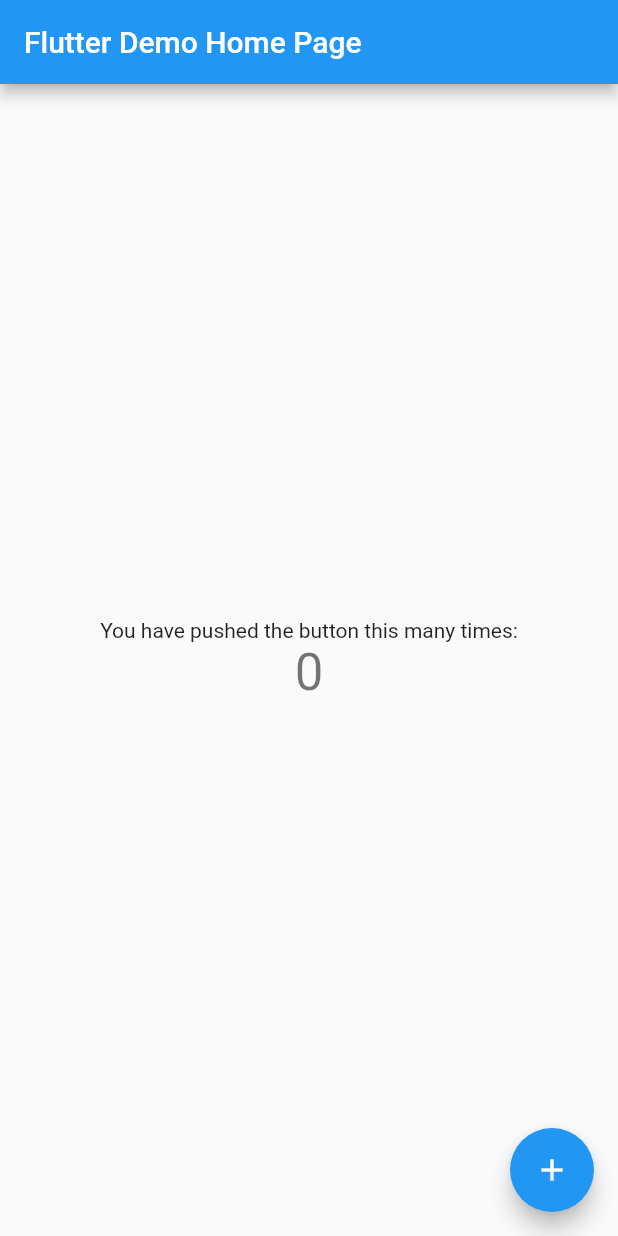
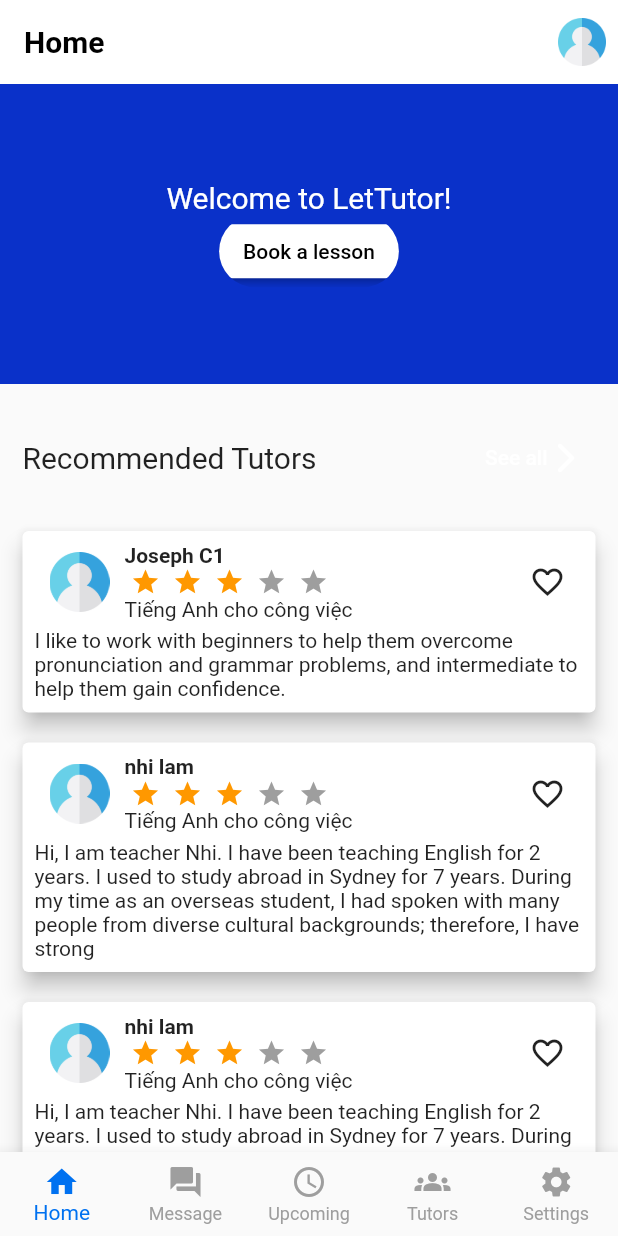
Before and after one commit to Hyu183/my_lettutor_app, a Flutter app: the screen it shows after launch, on a phone screen of 412 x 824 dp. Run offline on Flutter 3.47's test engine with Material 2 defaults, Android fonts, the phone set to English and light mode, and no system bars; drawn by our look-alikes of flutter_rating_bar.

Commit message:
setup basic pages

```diff
--- /dev/null
+++ b/lib/authentication/login.dart
@@ -0,0 +1,10 @@
+import 'package:flutter/material.dart';
+
+class Login extends StatelessWidget {
+  const Login({Key? key}) : super(key: key);
+
+  @override
+  Widget build(BuildContext context) {
+    return Container();
+  }
+}
--- /dev/null
+++ b/lib/authentication/signup.dart
@@ -0,0 +1,10 @@
+import 'package:flutter/material.dart';
+
+class Signup extends StatelessWidget {
+  const Signup({Key? key}) : super(key: key);
+
+  @override
+  Widget build(BuildContext context) {
+    return Container();
+  }
+}
--- /dev/null
+++ b/lib/home/chat/messages.dart
@@ -0,0 +1,20 @@
+import 'package:flutter/material.dart';
+
+class Messages extends StatelessWidget {
+  const Messages({Key? key}) : super(key: key);
+
+  @override
+  Widget build(BuildContext context) {
+    return Scaffold(
+      appBar: AppBar(
+        elevation: 0,
+        title: const Text(
+          'Chats',
+          style: TextStyle(
+            fontWeight: FontWeight.bold,
+          ),
+        ),
+      ),
+    );
+  }
+}
--- /dev/null
+++ b/lib/home/home_page/home_page.dart
@@ -0,0 +1,89 @@
+import 'package:flutter/material.dart';
+
+import 'package:my_lettutor_app/models/teacher.dart';
+import 'package:my_lettutor_app/widgets/teacher_card.dart';
+
+class HomePage extends StatelessWidget {
+  const HomePage({Key? key}) : super(key: key);
+
+  @override
+  Widget build(BuildContext context) {
+    return Scaffold(
+      appBar: AppBar(
+        elevation: 0,
+        title: const Text(
+          'Home',
+          style: TextStyle(
+            fontWeight: FontWeight.bold,
+          ),
+        ),
+        actions: [
+          IconButton(
+              onPressed: () {},
+              icon: CircleAvatar(
+                child: Image.asset('assets/images/user.png'),
+              )),
+        ],
+      ),
+      body: SingleChildScrollView(
+        child: Column(
+          children: [
+            Container(
+              height: 200,
+              width: double.infinity,
+              color: const Color(0xFF0A31C9),
+              //   alignment: Alignment.center,
+              child: Column(
+                mainAxisAlignment: MainAxisAlignment.center,
+                crossAxisAlignment: CrossAxisAlignment.center,
+                children: [
+                  const Text(
+                    'Welcome to LetTutor!',
+                    style: TextStyle(color: Colors.white, fontSize: 20),
+                  ),
+                  ClipRRect(
+                    borderRadius: BorderRadius.circular(50),
+                    child: ElevatedButton(
+                      onPressed: () {},
+                      child: const Text('Book a lesson'),
+                    ),
+                  ),
+                ],
+              ),
+            ),
+            const SizedBox(
+              height: 10,
+            ),
+            Padding(
+              padding: const EdgeInsets.all(15.0),
+              child: Row(
+                mainAxisAlignment: MainAxisAlignment.spaceBetween,
+                children: [
+                  const Text('Recommended Tutors',
+                      style: TextStyle(fontSize: 20)),
+                  TextButton(
+                    onPressed: () {},
+                    child: Row(
+                      children: const [
+                        Text('See all'),
+                        Icon(Icons.arrow_forward_ios_rounded),
+                      ],
+                    ),
+                  ),
+                ],
+              ),
+            ),
+            Padding(
+              padding: const EdgeInsets.symmetric(horizontal: 15.0),
+              child: Column(
+                children: teacherList.map((teacher) {
+                  return TeacherCard(teacher: teacher);
+                }).toList(),
+              ),
+            ),
+          ],
+        ),
+      ),
+    );
+  }
+}
--- /dev/null
+++ b/lib/home/profile/profile.dart
@@ -0,0 +1,13 @@
+
+import 'package:flutter/material.dart';
+
+class Profile extends StatelessWidget {
+  const Profile({ Key? key }) : super(key: key);
+
+  @override
+  Widget build(BuildContext context) {
+    return Container(
+
+    );
+  }
+}
--- /dev/null
+++ b/lib/home/profile/settings.dart
@@ -0,0 +1,20 @@
+import 'package:flutter/material.dart';
+
+class Settings extends StatelessWidget {
+  const Settings({Key? key}) : super(key: key);
+
+  @override
+  Widget build(BuildContext context) {
+    return Scaffold(
+      appBar: AppBar(
+        elevation: 0,
+        title: const Text(
+          'Settings',
+          style: TextStyle(
+            fontWeight: FontWeight.bold,
+          ),
+        ),
+      ),
+    );
+  }
+}
--- /dev/null
+++ b/lib/home/tabs_page.dart
@@ -0,0 +1,77 @@
+import 'package:flutter/cupertino.dart';
+import 'package:flutter/material.dart';
+
+import 'package:my_lettutor_app/home/chat/messages.dart';
+import 'package:my_lettutor_app/home/home_page/home_page.dart';
+import 'package:my_lettutor_app/home/profile/settings.dart';
+import 'package:my_lettutor_app/home/teacher_list/tutors.dart';
+import 'package:my_lettutor_app/home/upcoming/upcomming.dart';
+
+class TabsPage extends StatefulWidget {
+  const TabsPage({Key? key}) : super(key: key);
+
+  @override
+  _TabsPageState createState() => _TabsPageState();
+}
+
+class _TabsPageState extends State<TabsPage> {
+  int _selectedIndex = 0;
+
+  final List<Map<String, Object>> _pages = [
+    {'title': 'Home', 'page': const HomePage()},
+    {'title': 'Chats', 'page': const Messages()},
+    {'title': 'Upcoming', 'page': const Upcomming()},
+    {'title': 'Tutors', 'page': const Tutors()},
+    {'title': 'Settings', 'page': const Settings()},
+  ];
+
+  @override
+  Widget build(BuildContext context) {
+    return Scaffold(
+      body: _pages[_selectedIndex]['page'] as Widget,
+      bottomNavigationBar: BottomNavigationBar(
+        currentIndex: _selectedIndex,
+        selectedItemColor: const Color(0xFF0071F0),
+        unselectedItemColor: Colors.grey,
+        type: BottomNavigationBarType.fixed,
+        onTap: (index) {
+          setState(() {
+            _selectedIndex = index;
+          });
+        },
+        items: const [
+          BottomNavigationBarItem(
+            icon: Icon(
+              Icons.home,
+            ),
+            label: 'Home',
+          ),
+          BottomNavigationBarItem(
+            icon: Icon(
+              Icons.question_answer,
+            ),
+            label: 'Message',
+          ),
+          BottomNavigationBarItem(
+            icon: Icon(
+              Icons.schedule,
+            ),
+            label: 'Upcoming',
+          ),
+          BottomNavigationBarItem(
+            icon: Icon(
+              Icons.groups,
+            ),
+            label: 'Tutors',
+          ),
+          BottomNavigationBarItem(
+            icon: Icon(
+              Icons.settings,
+            ),
+            label: 'Settings',
+          ),
+        ],
+      ),
+    );
+  }
+}
--- /dev/null
+++ b/lib/home/teacher_list/tutors.dart
@@ -0,0 +1,20 @@
+import 'package:flutter/material.dart';
+
+class Tutors extends StatelessWidget {
+  const Tutors({Key? key}) : super(key: key);
+
+  @override
+  Widget build(BuildContext context) {
+    return Scaffold(
+      appBar: AppBar(
+        elevation: 0,
+        title: const Text(
+          'Tutors',
+          style: TextStyle(
+            fontWeight: FontWeight.bold,
+          ),
+        ),
+      ),
+    );
+  }
+}
--- /dev/null
+++ b/lib/home/upcoming/upcomming.dart
@@ -0,0 +1,20 @@
+import 'package:flutter/material.dart';
+
+class Upcomming extends StatelessWidget {
+  const Upcomming({Key? key}) : super(key: key);
+
+  @override
+  Widget build(BuildContext context) {
+    return Scaffold(
+      appBar: AppBar(
+        elevation: 0,
+        title: const Text(
+          'Upcoming',
+          style: TextStyle(
+            fontWeight: FontWeight.bold,
+          ),
+        ),
+      ),
+    );
+  }
+}
--- a/lib/main.dart
+++ b/lib/main.dart
@@ -1,115 +1,40 @@
 import 'package:flutter/material.dart';
+import 'package:my_lettutor_app/home/tabs_page.dart';
+
+// import 'package:my_lettutor_app/pages/my_home_page.dart';
 
 void main() {
   runApp(const MyApp());
 }
 
+const MaterialColor white = MaterialColor(
+  0xFFFFFFFF,
+  <int, Color>{
+    50: Color(0xFFFFFFFF),
+    100: Color(0xFFFFFFFF),
+    200: Color(0xFFFFFFFF),
+    300: Color(0xFFFFFFFF),
+    400: Color(0xFFFFFFFF),
+    500: Color(0xFFFFFFFF),
+    600: Color(0xFFFFFFFF),
+    700: Color(0xFFFFFFFF),
+    800: Color(0xFFFFFFFF),
+    900: Color(0xFFFFFFFF),
+  },
+);
+
 class MyApp extends StatelessWidget {
   const MyApp({Key? key}) : super(key: key);
 
-  // This widget is the root of your application.
   @override
   Widget build(BuildContext context) {
     return MaterialApp(
-      title: 'Flutter Demo',
+      title: 'LetTutor',
       theme: ThemeData(
-        // This is the theme of your application.
-        //
-        // Try running your application with "flutter run". You'll see the
-        // application has a blue toolbar. Then, without quitting the app, try
-        // changing the primarySwatch below to Colors.green and then invoke
-        // "hot reload" (press "r" in the console where you ran "flutter run",
-        // or simply save your changes to "hot reload" in a Flutter IDE).
-        // Notice that the counter didn't reset back to zero; the application
-        // is not restarted.
-        primarySwatch: Colors.blue,
+        primarySwatch: white,
       ),
-      home: const MyHomePage(title: 'Flutter Demo Home Page'),
+      home: const TabsPage(),
+      debugShowCheckedModeBanner: false,
     );
   }
 }
-
-class MyHomePage extends StatefulWidget {
-  const MyHomePage({Key? key, required this.title}) : super(key: key);
-
-  // This widget is the home page of your application. It is stateful, meaning
-  // that it has a State object (defined below) that contains fields that affect
-  // how it looks.
-
-  // This class is the configuration for the state. It holds the values (in this
-  // case the title) provided by the parent (in this case the App widget) and
-  // used by the build method of the State. Fields in a Widget subclass are
-  // always marked "final".
-
-  final String title;
-
-  @override
-  State<MyHomePage> createState() => _MyHomePageState();
-}
-
-class _MyHomePageState extends State<MyHomePage> {
-  int _counter = 0;
-
-  void _incrementCounter() {
-    setState(() {
-      // This call to setState tells the Flutter framework that something has
-      // changed in this State, which causes it to rerun the build method below
-      // so that the display can reflect the updated values. If we changed
-      // _counter without calling setState(), then the build method would not be
-      // called again, and so nothing would appear to happen.
-      _counter++;
-    });
-  }
-
-  @override
-  Widget build(BuildContext context) {
-    // This method is rerun every time setState is called, for instance as done
-    // by the _incrementCounter method above.
-    //
-    // The Flutter framework has been optimized to make rerunning build methods
-    // fast, so that you can just rebuild anything that needs updating rather
-    // than having to individually change instances of widgets.
-    return Scaffold(
-      appBar: AppBar(
-        // Here we take the value from the MyHomePage object that was created by
-        // the App.build method, and use it to set our appbar title.
-        title: Text(widget.title),
-      ),
-      body: Center(
-        // Center is a layout widget. It takes a single child and positions it
-        // in the middle of the parent.
-        child: Column(
-          // Column is also a layout widget. It takes a list of children and
-          // arranges them vertically. By default, it sizes itself to fit its
-          // children horizontally, and tries to be as tall as its parent.
-          //
-          // Invoke "debug painting" (press "p" in the console, choose the
-          // "Toggle Debug Paint" action from the Flutter Inspector in Android
-          // Studio, or the "Toggle Debug Paint" command in Visual Studio Code)
-          // to see the wireframe for each widget.
-          //
-          // Column has various properties to control how it sizes itself and
-          // how it positions its children. Here we use mainAxisAlignment to
-          // center the children vertically; the main axis here is the vertical
-          // axis because Columns are vertical (the cross axis would be
-          // horizontal).
-          mainAxisAlignment: MainAxisAlignment.center,
-          children: <Widget>[
-            const Text(
-              'You have pushed the button this many times:',
-            ),
-            Text(
-              '$_counter',
-              style: Theme.of(context).textTheme.headline4,
-            ),
-          ],
-        ),
-      ),
-      floatingActionButton: FloatingActionButton(
-        onPressed: _incrementCounter,
-        tooltip: 'Increment',
-        child: const Icon(Icons.add),
-      ), // This trailing comma makes auto-formatting nicer for build methods.
-    );
-  }
-}
--- /dev/null
+++ b/lib/models/teacher.dart
@@ -0,0 +1,98 @@
+class Teacher {
+  final String id = '';
+  final String name;
+  final double rating;
+  final List<String> specialities;
+  final String description;
+  final String imageUrl = '';
+
+  Teacher(
+      {required this.name,
+      required this.rating,
+      required this.specialities,
+      required this.description});
+}
+
+List<Teacher> get list {
+  return teacherList;
+}
+
+List<Teacher> teacherList = [
+  Teacher(
+    name: 'Joseph C1',
+    rating: 5,
+    specialities: [
+      'Tiếng Anh cho công việc',
+      'TOEIC',
+      'Tiếng Anh cho trẻ em',
+    ],
+    description:
+        'I like to work with beginners to help them overcome pronunciation and grammar problems, and intermediate to help them gain confidence.',
+  ),
+  Teacher(
+    name: 'nhi lam',
+    rating: 5,
+    specialities: [
+      'Tiếng Anh cho công việc',
+      'TOEIC',
+      'Tiếng Anh cho trẻ em',
+    ],
+    description:
+        'Hi, I am teacher Nhi. I have been teaching English for 2 years. I used to study abroad in Sydney for 7 years. During my time as an overseas student, I had spoken with many people from diverse cultural backgrounds; therefore, I have strong',
+  ),
+  Teacher(
+    name: 'nhi lam',
+    rating: 5,
+    specialities: [
+      'Tiếng Anh cho công việc',
+      'TOEIC',
+      'Tiếng Anh cho trẻ em',
+    ],
+    description:
+        'Hi, I am teacher Nhi. I have been teaching English for 2 years. I used to study abroad in Sydney for 7 years. During my time as an overseas student, I had spoken with many people from diverse cultural backgrounds; therefore, I have strong',
+  ),
+  Teacher(
+    name: 'nhi lam',
+    rating: 5,
+    specialities: [
+      'Tiếng Anh cho công việc',
+      'TOEIC',
+      'Tiếng Anh cho trẻ em',
+    ],
+    description:
+        'Hi, I am teacher Nhi. I have been teaching English for 2 years. I used to study abroad in Sydney for 7 years. During my time as an overseas student, I had spoken with many people from diverse cultural backgrounds; therefore, I have strong',
+  ),
+  Teacher(
+    name: 'nhi lam',
+    rating: 5,
+    specialities: [
+      'Tiếng Anh cho công việc',
+      'TOEIC',
+      'Tiếng Anh cho trẻ em',
+    ],
+    description:
+        'Hi, I am teacher Nhi. I have been teaching English for 2 years. I used to study abroad in Sydney for 7 years. During my time as an overseas student, I had spoken with many people from diverse cultural backgrounds; therefore, I have strong',
+  ),
+  Teacher(
+    name: 'nhi lam',
+    rating: 5,
+    specialities: [
+      'Tiếng Anh cho công việc',
+      'TOEIC',
+      'Tiếng Anh cho trẻ em',
+    ],
+    description:
+        'Hi, I am teacher Nhi. I have been teaching English for 2 years. I used to study abroad in Sydney for 7 years. During my time as an overseas student, I had spoken with many people from diverse cultural backgrounds; therefore, I have strong',
+  ),
+  Teacher(
+    name: 'nhi lam',
+    rating: 5,
+    specialities: [
+      'Tiếng Anh cho công việc',
+      'TOEIC',
+      'Tiếng Anh cho trẻ em',
+    ],
+    description:
+        'Hi, I am teacher Nhi. I have been teaching English for 2 years. I used to study abroad in Sydney for 7 years. During my time as an overseas student, I had spoken with many people from diverse cultural backgrounds; therefore, I have strong',
+  ),
+];
--- /dev/null
+++ b/lib/widgets/teacher_card.dart
@@ -0,0 +1,71 @@
+import 'package:flutter/material.dart';
+import 'package:flutter_rating_bar/flutter_rating_bar.dart';
+
+import 'package:my_lettutor_app/models/teacher.dart';
+
+class TeacherCard extends StatelessWidget {
+  final Teacher teacher;
+
+  const TeacherCard({required this.teacher});
+
+  @override
+  Widget build(BuildContext context) {
+    Widget TeacherListTile = Row(
+      children: [
+        SizedBox(
+          width: 60,
+          child: CircleAvatar(
+            child: Image.asset(
+              'assets/images/user.png',
+            ),
+          ),
+        ),
+        Expanded(
+          child: Column(
+            crossAxisAlignment: CrossAxisAlignment.start,
+            children: [
+              Text(
+                teacher.name,
+                style: const TextStyle(
+                  fontWeight: FontWeight.bold,
+                ),
+              ),
+              //   Icon(Icons.star),
+              RatingBar.builder(
+                  itemSize: 20,
+                  ignoreGestures: true,
+                  initialRating: 3,
+                  minRating: 1,
+                  direction: Axis.horizontal,
+                  allowHalfRating: true,
+                  itemCount: 5,
+                  itemPadding: const EdgeInsets.symmetric(horizontal: 4.0),
+                  itemBuilder: (ctx, _) {
+                    return const Icon(Icons.star, color: Colors.orange);
+                  },
+                  onRatingUpdate: (rating) {}),
+              Text(teacher.specialities[0]),
+            ],
+          ),
+        ),
+        IconButton(onPressed: () {}, icon: Icon(Icons.favorite_border)),
+      ],
+    );
+    return Card(
+      elevation: 6,
+      margin: EdgeInsets.symmetric(vertical: 10),
+      child: Padding(
+        padding: const EdgeInsets.all(8.0),
+        child: Column(
+          children: [
+            TeacherListTile,
+            const SizedBox(
+              height: 5,
+            ),
+            Text(teacher.description),
+          ],
+        ),
+      ),
+    );
+  }
+}
--- a/pubspec.yaml
+++ b/pubspec.yaml
@@ -34,6 +34,7 @@
   # The following adds the Cupertino Icons font to your application.
   # Use with the CupertinoIcons class for iOS style icons.
   cupertino_icons: ^1.0.2
+  flutter_rating_bar: ^4.0.0
 
 dev_dependencies:
   flutter_test:
@@ -58,8 +59,8 @@
   uses-material-design: true
 
   # To add assets to your application, add an assets section, like this:
-  # assets:
-  #   - images/a_dot_burr.jpeg
+  assets:
+    - assets/images/user.png
   #   - images/a_dot_ham.jpeg
 
   # An image asset can refer to one or more resolution-specific "variants", see
```
Also changed, not shown: assets/images/user.png (added), pubspec.lock, 2 other files.
